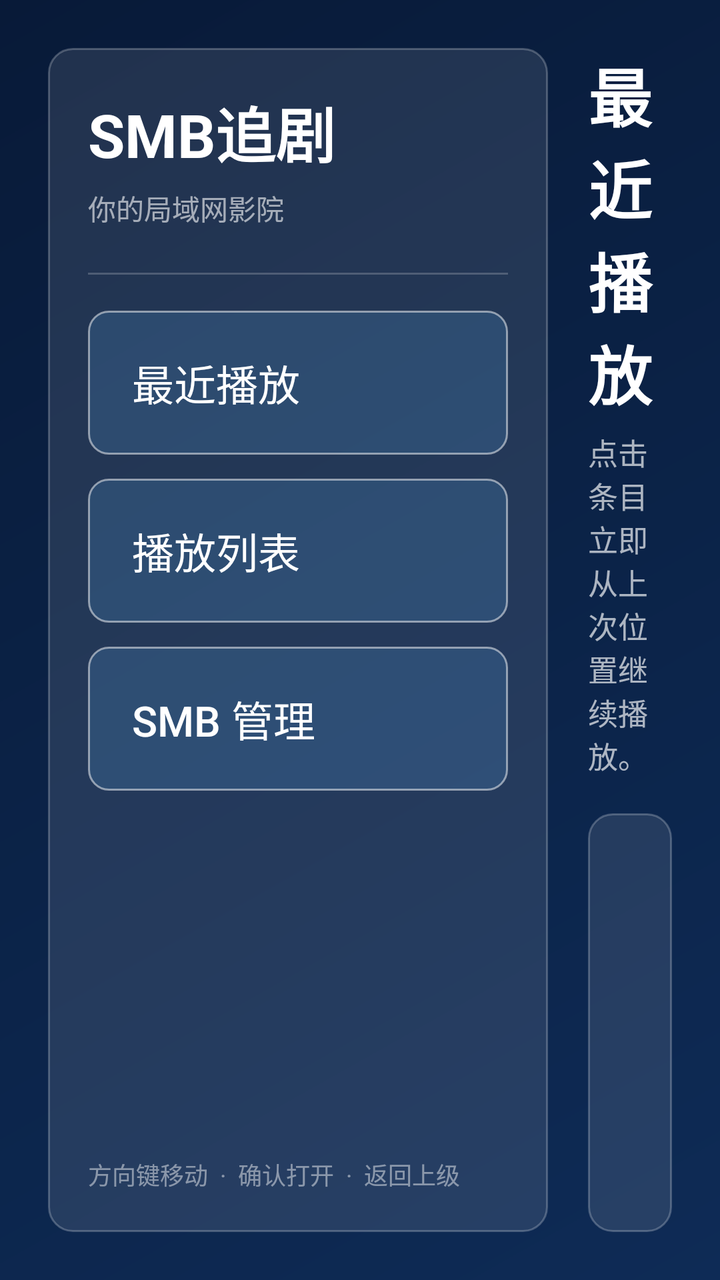
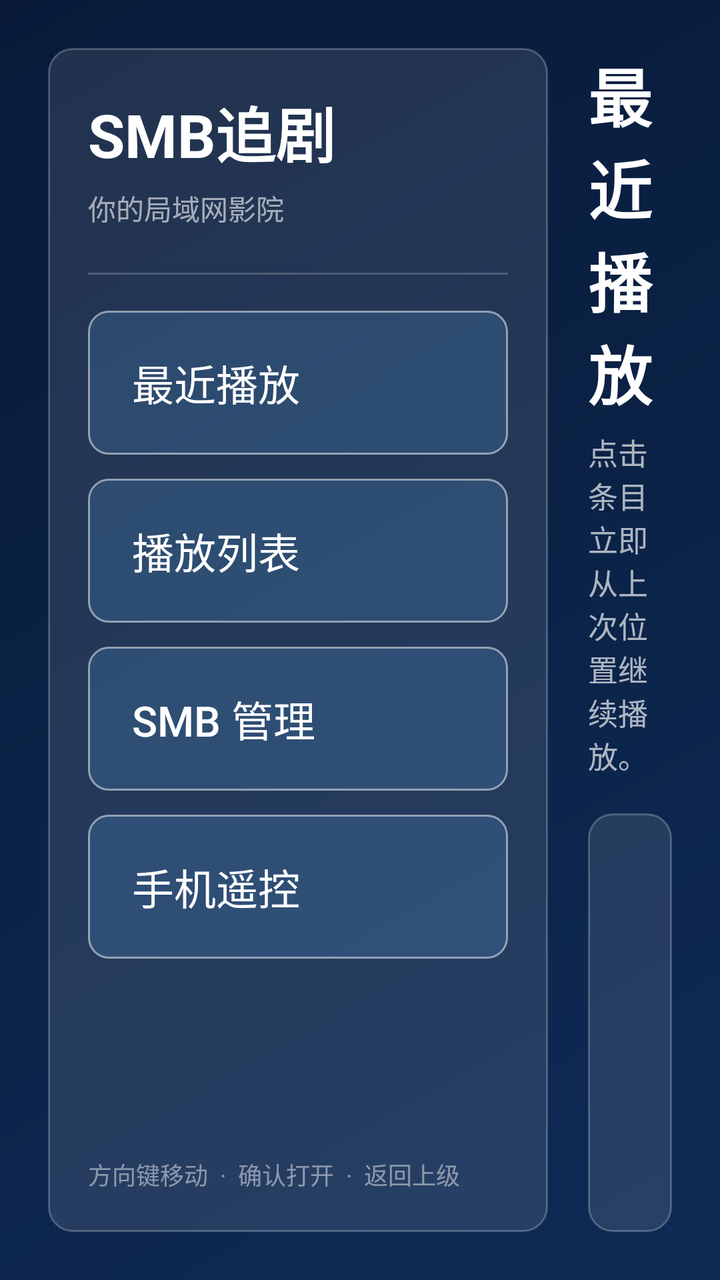

The first picture is an Android layout as it rendered before a commit; the second is the same layout after the commit. The layout source and the unified diff follow.
<!-- AndroidManifest.xml: fallback theme Theme.MaterialComponents.DayNight.NoActionBar -->
<!-- res/layout/activity_main.xml -->
<?xml version="1.0" encoding="utf-8"?>
<LinearLayout xmlns:android="http://schemas.android.com/apk/res/android"
    android:layout_width="match_parent"
    android:layout_height="match_parent"
    android:background="@drawable/bg_tvwatch_bg"
    android:orientation="horizontal"
    android:padding="24dp">

    <LinearLayout
        android:layout_width="250dp"
        android:layout_height="match_parent"
        android:background="@drawable/bg_tvwatch_card"
        android:orientation="vertical"
        android:padding="20dp">

        <TextView
            android:layout_width="match_parent"
            android:layout_height="wrap_content"
            android:text="SMB追剧"
            android:textColor="#FFFFFFFF"
            android:textSize="30sp"
            android:textStyle="bold" />

        <TextView
            android:layout_width="match_parent"
            android:layout_height="wrap_content"
            android:layout_marginTop="6dp"
            android:text="你的局域网影院"
            android:textColor="#99FFFFFF"
            android:textSize="14sp" />

        <View
            android:layout_width="match_parent"
            android:layout_height="1dp"
            android:layout_marginTop="22dp"
            android:layout_marginBottom="18dp"
            android:background="#33FFFFFF" />

        <Button
            android:id="@+id/btn_tab_recent"
            android:layout_width="match_parent"
            android:layout_height="72dp"
            android:background="@drawable/bg_tvwatch_button_selector"
            android:focusable="true"
            android:gravity="start|center_vertical"
            android:nextFocusRight="@id/lv_recent_playlists"
            android:paddingStart="22dp"
            android:text="@string/tab_recent"
            android:textColor="#FFFFFFFF"
            android:textSize="21sp" />

        <Button
            android:id="@+id/btn_tab_playlist"
            android:layout_width="match_parent"
            android:layout_height="72dp"
            android:layout_marginTop="12dp"
            android:background="@drawable/bg_tvwatch_button_selector"
            android:focusable="true"
            android:gravity="start|center_vertical"
            android:nextFocusRight="@id/lv_playlists"
            android:paddingStart="22dp"
            android:text="@string/tab_playlist"
            android:textColor="#FFFFFFFF"
            android:textSize="21sp" />

        <Button
            android:id="@+id/btn_tab_smb"
            android:layout_width="match_parent"
            android:layout_height="72dp"
            android:layout_marginTop="12dp"
            android:background="@drawable/bg_tvwatch_button_selector"
            android:focusable="true"
            android:gravity="start|center_vertical"
            android:nextFocusRight="@id/btn_discover_smb"
            android:paddingStart="22dp"
            android:text="@string/tab_smb"
            android:textColor="#FFFFFFFF"
            android:textSize="21sp" />

        <Space
            android:layout_width="1dp"
            android:layout_height="0dp"
            android:layout_weight="1" />

        <TextView
            android:layout_width="match_parent"
            android:layout_height="wrap_content"
            android:text="方向键移动  ·  确认打开  ·  返回上级"
            android:textColor="#77FFFFFF"
            android:textSize="12sp" />
    </LinearLayout>

    <FrameLayout
        android:layout_width="0dp"
        android:layout_height="match_parent"
        android:layout_marginStart="20dp"
        android:layout_weight="1">

        <LinearLayout
            android:id="@+id/section_recent"
            android:layout_width="match_parent"
            android:layout_height="match_parent"
            android:orientation="vertical">

            <TextView
                android:layout_width="match_parent"
                android:layout_height="wrap_content"
                android:text="@string/section_recent_title"
                android:textColor="#FFFFFFFF"
                android:textSize="32sp"
                android:textStyle="bold" />

            <TextView
                android:layout_width="match_parent"
                android:layout_height="wrap_content"
                android:layout_marginTop="6dp"
                android:text="@string/section_recent_hint"
                android:textColor="#AAFFFFFF"
                android:textSize="15sp" />

            <ListView
                android:id="@+id/lv_recent_playlists"
                android:layout_width="match_parent"
                android:layout_height="0dp"
                android:layout_marginTop="18dp"
                android:layout_weight="1"
                android:background="@drawable/bg_tvwatch_card"
                android:clipToPadding="false"
                android:divider="@android:color/transparent"
                android:dividerHeight="10dp"
                android:nextFocusLeft="@id/btn_tab_recent"
                android:padding="10dp" />
        </LinearLayout>

        <LinearLayout
            android:id="@+id/section_playlists"
            android:layout_width="match_parent"
            android:layout_height="match_parent"
            android:orientation="vertical"
            android:visibility="gone">

            <TextView
                android:layout_width="match_parent"
                android:layout_height="wrap_content"
                android:text="@string/section_playlists_title"
                android:textColor="#FFFFFFFF"
                android:textSize="32sp"
                android:textStyle="bold" />

            <TextView
                android:layout_width="match_parent"
                android:layout_height="wrap_content"
                android:layout_marginTop="6dp"
                android:text="选择电视剧查看选集，播放按钮继续上次进度。"
                android:textColor="#AAFFFFFF"
                android:textSize="15sp" />

            <ListView
                android:id="@+id/lv_playlists"
                android:layout_width="match_parent"
                android:layout_height="0dp"
                android:layout_marginTop="18dp"
                android:layout_weight="1"
                android:background="@drawable/bg_tvwatch_card"
                android:clipToPadding="false"
                android:divider="@android:color/transparent"
                android:dividerHeight="10dp"
                android:nextFocusLeft="@id/btn_tab_playlist"
                android:padding="10dp" />
        </LinearLayout>

        <LinearLayout
            android:id="@+id/section_smb"
            android:layout_width="match_parent"
            android:layout_height="match_parent"
            android:orientation="vertical"
            android:visibility="gone">

            <TextView
                android:layout_width="match_parent"
                android:layout_height="wrap_content"
                android:text="SMB 管理"
                android:textColor="#FFFFFFFF"
                android:textSize="32sp"
                android:textStyle="bold" />

            <Button
                android:id="@+id/btn_discover_smb"
                android:layout_width="match_parent"
                android:layout_height="70dp"
                android:layout_marginTop="16dp"
                android:background="@drawable/bg_tvwatch_button_selector"
                android:focusable="true"
                android:nextFocusLeft="@id/btn_tab_smb"
                android:text="@string/btn_discover_smb"
                android:textColor="#FFFFFFFF"
                android:textSize="21sp"
                android:textStyle="bold" />

            <LinearLayout
                android:layout_width="match_parent"
                android:layout_height="wrap_content"
                android:layout_marginTop="12dp"
                android:orientation="horizontal">

                <EditText
                    android:id="@+id/et_smb_host"
                    android:layout_width="0dp"
                    android:layout_height="62dp"
                    android:layout_weight="1.2"
                    android:background="@drawable/bg_tvwatch_inner_card"
                    android:hint="@string/label_smb_host"
                    android:inputType="textUri"
                    android:padding="14dp"
                    android:singleLine="true"
                    android:textColor="#FFFFFFFF"
                    android:textColorHint="#88FFFFFF"
                    android:textSize="17sp" />

                <EditText
                    android:id="@+id/et_smb_username"
                    android:layout_width="0dp"
                    android:layout_height="62dp"
                    android:layout_marginStart="10dp"
                    android:layout_weight="1"
                    android:background="@drawable/bg_tvwatch_inner_card"
                    android:hint="@string/label_username"
                    android:inputType="text"
                    android:padding="14dp"
                    android:singleLine="true"
                    android:textColor="#FFFFFFFF"
                    android:textColorHint="#88FFFFFF"
                    android:textSize="17sp" />

                <EditText
                    android:id="@+id/et_smb_password"
                    android:layout_width="0dp"
                    android:layout_height="62dp"
                    android:layout_marginStart="10dp"
                    android:layout_weight="1"
                    android:background="@drawable/bg_tvwatch_inner_card"
                    android:hint="@string/label_password"
                    android:inputType="textPassword"
                    android:padding="14dp"
                    android:singleLine="true"
                    android:textColor="#FFFFFFFF"
                    android:textColorHint="#88FFFFFF"
                    android:textSize="17sp" />
            </LinearLayout>

            <LinearLayout
                android:layout_width="match_parent"
                android:layout_height="wrap_content"
                android:layout_marginTop="10dp"
                android:orientation="horizontal">

                <Button
                    android:id="@+id/btn_test_connection"
                    android:layout_width="0dp"
                    android:layout_height="62dp"
                    android:layout_weight="1"
                    android:background="@drawable/bg_tvwatch_button_selector"
                    android:text="@string/btn_test_connection"
                    android:textColor="#FFFFFFFF"
                    android:textSize="18sp" />

                <Button
                    android:id="@+id/btn_add_connection"
                    android:layout_width="0dp"
                    android:layout_height="62dp"
                    android:layout_marginStart="10dp"
                    android:layout_weight="1"
                    android:background="@drawable/bg_tvwatch_button_selector"
                    android:text="@string/btn_add_connection"
                    android:textColor="#FFFFFFFF"
                    android:textSize="18sp" />
            </LinearLayout>

            <TextView
                android:id="@+id/tv_status"
                android:layout_width="match_parent"
                android:layout_height="44dp"
                android:layout_marginTop="10dp"
                android:background="@drawable/bg_tvwatch_inner_card"
                android:gravity="center_vertical"
                android:paddingStart="14dp"
                android:paddingEnd="14dp"
                android:text="@string/hint_status"
                android:textColor="#BBFFFFFF"
                android:textSize="14sp" />

            <ListView
                android:id="@+id/lv_connections"
                android:layout_width="match_parent"
                android:layout_height="0dp"
                android:layout_marginTop="10dp"
                android:layout_weight="1"
                android:background="@drawable/bg_tvwatch_card"
                android:clipToPadding="false"
                android:divider="@android:color/transparent"
                android:dividerHeight="8dp"
                android:nextFocusLeft="@id/btn_tab_smb"
                android:padding="8dp" />
        </LinearLayout>
    </FrameLayout>
</LinearLayout>
<!-- resources referenced by this layout -->
<resources>
  <!-- drawable bg_tvwatch_bg (drawable) -->
  <?xml version="1.0" encoding="utf-8"?>
  <shape xmlns:android="http://schemas.android.com/apk/res/android">
      <gradient
          android:angle="135"
          android:endColor="#081A38"
          android:startColor="#0E2B56"
          android:type="linear" />
  </shape>
  <!-- drawable bg_tvwatch_button_selector (drawable) -->
  <?xml version="1.0" encoding="utf-8"?>
  <selector xmlns:android="http://schemas.android.com/apk/res/android">
      <item android:state_pressed="true">
          <shape>
              <solid android:color="#2B64A9FF" />
              <stroke android:width="2dp" android:color="#FFFFFFFF" />
              <corners android:radius="10dp" />
          </shape>
      </item>
      <item android:state_focused="true">
          <shape>
              <solid android:color="#2B64A9FF" />
              <stroke android:width="2dp" android:color="#8DEBFF" />
              <corners android:radius="10dp" />
          </shape>
      </item>
      <item android:state_selected="true">
          <shape>
              <solid android:color="#2B64A9FF" />
              <stroke android:width="2dp" android:color="#8DEBFF" />
              <corners android:radius="10dp" />
          </shape>
      </item>
      <item>
          <shape>
              <solid android:color="#2A64B5F6" />
              <stroke android:width="1dp" android:color="#80FFFFFF" />
              <corners android:radius="10dp" />
          </shape>
      </item>
  </selector>
  <!-- drawable bg_tvwatch_card (drawable) -->
  <?xml version="1.0" encoding="utf-8"?>
  <shape xmlns:android="http://schemas.android.com/apk/res/android">
      <solid android:color="#1AFFFFFF" />
      <stroke android:width="1dp" android:color="#3CFFFFFF" />
      <corners android:radius="12dp" />
  </shape>
  <!-- drawable bg_tvwatch_inner_card (drawable) -->
  <?xml version="1.0" encoding="utf-8"?>
  <shape xmlns:android="http://schemas.android.com/apk/res/android">
      <solid android:color="#13284A" />
      <stroke android:width="1dp" android:color="#335B8CD5" />
      <corners android:radius="10dp" />
  </shape>
  <string name="btn_add_connection">添加连接</string>
  <string name="btn_discover_smb">扫描局域网 SMB</string>
  <string name="btn_test_connection">测试连接</string>
  <string name="hint_status">状态</string>
  <string name="label_password">密码</string>
  <string name="label_smb_host">SMB IP</string>
  <string name="label_username">用户名</string>
  <string name="section_playlists_title">播放列表</string>
  <string name="section_recent_hint">点击条目立即从上次位置继续播放。</string>
  <string name="section_recent_title">最近播放</string>
  <string name="tab_playlist">播放列表</string>
  <string name="tab_recent">最近播放</string>
  <string name="tab_smb">SMB 管理</string>
</resources>

<!-- the commit's change to res/layout/activity_main.xml (unified diff, before → after) -->
@@ -74,6 +74,19 @@
             android:nextFocusRight="@id/btn_discover_smb"
             android:paddingStart="22dp"
             android:text="@string/tab_smb"
+            android:textColor="#FFFFFFFF"
+            android:textSize="21sp" />
+
+        <Button
+            android:id="@+id/btn_remote_control"
+            android:layout_width="match_parent"
+            android:layout_height="72dp"
+            android:layout_marginTop="12dp"
+            android:background="@drawable/bg_tvwatch_button_selector"
+            android:focusable="true"
+            android:gravity="start|center_vertical"
+            android:paddingStart="22dp"
+            android:text="手机遥控"
             android:textColor="#FFFFFFFF"
             android:textSize="21sp" />
 
@@ -139,13 +152,31 @@
             android:orientation="vertical"
             android:visibility="gone">
 
-            <TextView
-                android:layout_width="match_parent"
-                android:layout_height="wrap_content"
-                android:text="@string/section_playlists_title"
-                android:textColor="#FFFFFFFF"
-                android:textSize="32sp"
-                android:textStyle="bold" />
+            <LinearLayout
+                android:layout_width="match_parent"
+                android:layout_height="wrap_content"
+                android:gravity="center_vertical"
+                android:orientation="horizontal">
+
+                <TextView
+                    android:layout_width="0dp"
+                    android:layout_height="wrap_content"
+                    android:layout_weight="1"
+                    android:text="@string/section_playlists_title"
+                    android:textColor="#FFFFFFFF"
+                    android:textSize="32sp"
+                    android:textStyle="bold" />
+
+                <Button
+                    android:id="@+id/btn_clean_invalid_playlists"
+                    android:layout_width="wrap_content"
+                    android:layout_height="56dp"
+                    android:background="@drawable/bg_tvwatch_button_selector"
+                    android:nextFocusDown="@id/lv_playlists"
+                    android:nextFocusLeft="@id/btn_tab_playlist"
+                    android:text="清理失效列表"
+                    android:textColor="#FFFFFFFF" />
+            </LinearLayout>
 
             <TextView
                 android:layout_width="match_parent"
@@ -166,6 +197,7 @@
                 android:divider="@android:color/transparent"
                 android:dividerHeight="10dp"
                 android:nextFocusLeft="@id/btn_tab_playlist"
+                android:nextFocusUp="@id/btn_clean_invalid_playlists"
                 android:padding="10dp" />
         </LinearLayout>
 
